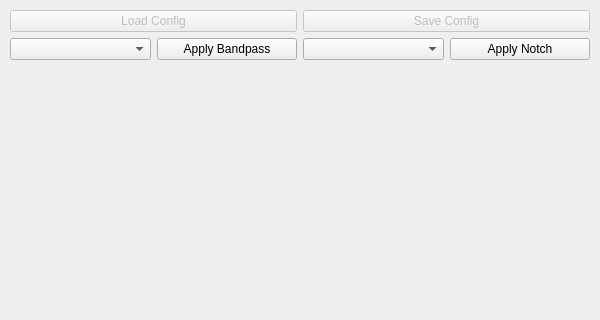
Before: the Qt Designer form Apps/g.Tec/g.NEEDaccess/src/gUSB_dlg.ui in sccn/lsl_archived, drawn with Qt 5; both pictures show x 0 to 600 and y 0 to 320 of the 600 by 800 pixel window.
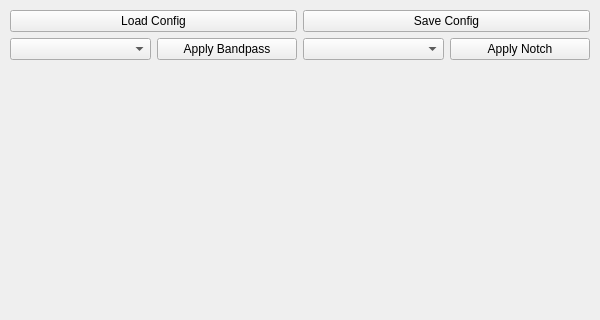
After: the same form once the commit is applied.

The edit to the form file:
```diff
--- a/Apps/g.Tec/g.NEEDaccess/src/gUSB_dlg.ui
+++ b/Apps/g.Tec/g.NEEDaccess/src/gUSB_dlg.ui
@@ -42,9 +42,6 @@
      <layout class="QHBoxLayout" name="configLayout">
       <item>
        <widget class="QPushButton" name="loadCfgButton">
-        <property name="enabled">
-         <bool>false</bool>
-        </property>
         <property name="text">
          <string>Load Config</string>
         </property>
@@ -52,9 +49,6 @@
       </item>
       <item>
        <widget class="QPushButton" name="saveCfgButton">
-        <property name="enabled">
-         <bool>false</bool>
-        </property>
         <property name="text">
          <string>Save Config</string>
         </property>
```
